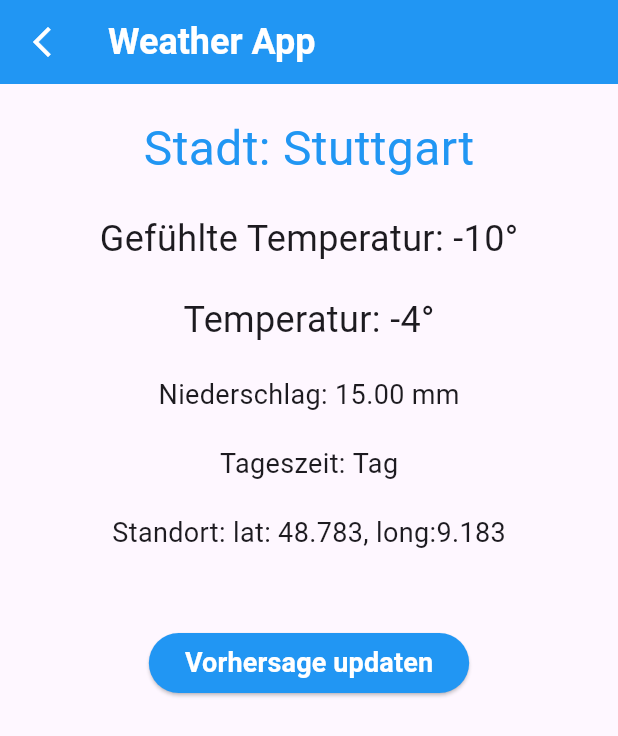
After one commit to OhioLight/practice2, a Flutter app: the screen it shows after launch, after a tap on "Weather App", on a phone screen of 412 x 824 dp. The commit adds this screen. Shown: the top 736 px of the screen. Run offline on Flutter 3.47's test engine with Material 3 defaults, Android fonts, the phone set to English and light mode, and no system bars; network calls fail.

Commit message:
intigration von duckFacts und Weatherapp

```diff
--- /dev/null
+++ b/lib/home/weather_page.dart
@@ -0,0 +1,160 @@
+import 'package:flutter/material.dart';
+import 'package:practice2/util/colors.dart';
+
+class WeatherPage extends StatefulWidget {
+  const WeatherPage({super.key});
+
+  @override
+  State<WeatherPage> createState() => _WeatherPageState();
+}
+
+class _WeatherPageState extends State<WeatherPage> {
+  @override
+  Widget build(BuildContext context) {
+    return Scaffold(
+        appBar: AppBar(
+          leading: IconButton(
+            onPressed: () {
+              Navigator.pop(context);
+            },
+            icon: const Icon(
+              Icons.arrow_back_ios_new,
+              color: Coloors.icon,
+            ),
+          ),
+          backgroundColor: Coloors.primaryColor,
+          title: const Text(
+            'Weather App',
+            style: TextStyle(
+                color: Coloors.text, fontWeight: FontWeight.bold, fontSize: 24),
+          ),
+        ),
+        body: Padding(
+          padding: const EdgeInsets.all(20.0),
+          child: Center(
+            child: Column(
+              children: [
+                const Row(
+                  mainAxisAlignment: MainAxisAlignment.center,
+                  children: [
+                    Text(
+                      'Stadt: ',
+                      style:
+                          TextStyle(fontSize: 32, color: Coloors.primaryColor),
+                    ),
+                    Text(
+                      'Stuttgart',
+                      style:
+                          TextStyle(fontSize: 32, color: Coloors.primaryColor),
+                    ),
+                  ],
+                ),
+                const SizedBox(height: 20),
+                const Row(
+                  mainAxisAlignment: MainAxisAlignment.center,
+                  children: [
+                    Text(
+                      'Gefühlte Temperatur: ',
+                      style: TextStyle(
+                        fontSize: 24,
+                      ),
+                    ),
+                    Text(
+                      '-10°',
+                      style: TextStyle(
+                        fontSize: 24,
+                      ),
+                    ),
+                  ],
+                ),
+                const SizedBox(height: 20),
+                const Row(
+                  mainAxisAlignment: MainAxisAlignment.center,
+                  children: [
+                    Text(
+                      'Temperatur: ',
+                      style: TextStyle(
+                        fontSize: 24,
+                      ),
+                    ),
+                    Text(
+                      '-4°',
+                      style: TextStyle(
+                        fontSize: 24,
+                      ),
+                    ),
+                  ],
+                ),
+                const SizedBox(height: 20),
+                const Row(
+                  mainAxisAlignment: MainAxisAlignment.center,
+                  children: [
+                    Text(
+                      'Niederschlag: ',
+                      style: TextStyle(
+                        fontSize: 18,
+                      ),
+                    ),
+                    Text(
+                      '15.00 mm',
+                      style: TextStyle(
+                        fontSize: 18,
+                      ),
+                    ),
+                  ],
+                ),
+                const SizedBox(height: 20),
+                const Row(
+                  mainAxisAlignment: MainAxisAlignment.center,
+                  children: [
+                    Text(
+                      'Tageszeit: ',
+                      style: TextStyle(
+                        fontSize: 18,
+                      ),
+                    ),
+                    Text(
+                      'Tag',
+                      style: TextStyle(
+                        fontSize: 18,
+                      ),
+                    ),
+                  ],
+                ),
+                const SizedBox(height: 20),
+                const Row(
+                  mainAxisAlignment: MainAxisAlignment.center,
+                  children: [
+                    Text(
+                      'Standort: ',
+                      style: TextStyle(
+                        fontSize: 18,
+                      ),
+                    ),
+                    Text(
+                      'lat: 48.783, long:9.183',
+                      style: TextStyle(
+                        fontSize: 18,
+                      ),
+                    ),
+                  ],
+                ),
+                const SizedBox(height: 50),
+                ElevatedButton(
+                    style: const ButtonStyle(
+                        backgroundColor:
+                            MaterialStatePropertyAll(Coloors.primaryColor)),
+                    onPressed: () {},
+                    child: const Text(
+                      'Vorhersage updaten',
+                      style: TextStyle(
+                          color: Coloors.text,
+                          fontSize: 18,
+                          fontWeight: FontWeight.bold),
+                    ))
+              ],
+            ),
+          ),
+        ));
+  }
+}
--- a/lib/mainscreen/mainscreen.dart
+++ b/lib/mainscreen/mainscreen.dart
@@ -1,6 +1,8 @@
 import 'package:flutter/material.dart';
 import 'package:practice2/home/bonus_page.dart';
+import 'package:practice2/home/duck_page.dart';
 import 'package:practice2/home/home_page.dart';
+import 'package:practice2/home/weather_page.dart';
 import 'package:practice2/widgets/custom_elevated_btn.dart';
 
 class MainScreen extends StatelessWidget {
@@ -21,6 +23,14 @@ class MainScreen extends StatelessWidget {
               height: 20,
             ),
             CustomElevatedBtn(route: BonusPage(), text: 'Bonus Aufgaben'),
+            SizedBox(
+              height: 20,
+            ),
+            CustomElevatedBtn(route: DuckPage(), text: 'Duck App'),
+            SizedBox(
+              height: 20,
+            ),
+            CustomElevatedBtn(route: WeatherPage(), text: 'Weather App'),
           ],
         ),
       ),
--- a/pubspec.yaml
+++ b/pubspec.yaml
@@ -9,6 +9,7 @@ environment:
 dependencies:
   flutter:
     sdk: flutter
+  http: ^1.1.2
 
 dev_dependencies:
   flutter_test:
```
Also changed, not shown: lib/home/duck_page.dart (added, +138 -0 lines), pubspec.lock.
